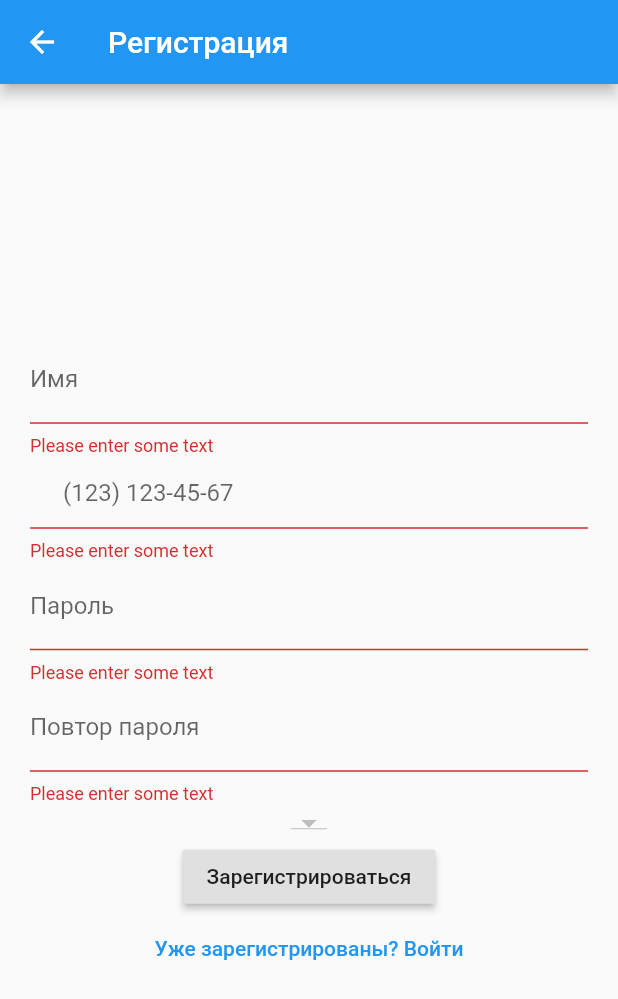
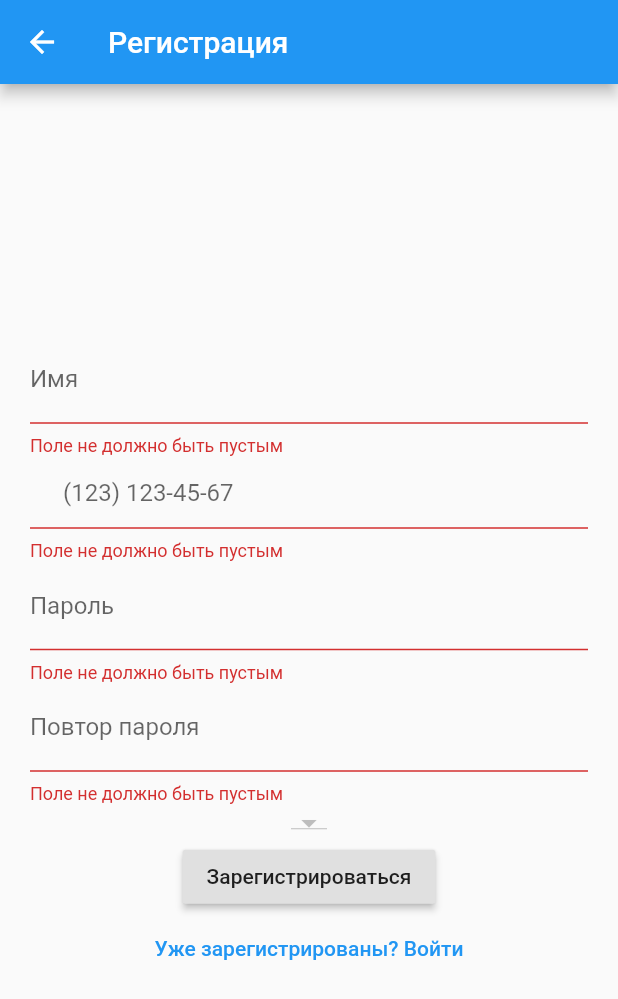
Before and after one commit to demkogit/bb, a Flutter app: the RegistrationPage screen opened by its route, after a tap on "Зарегистрироваться", on a phone screen of 412 x 824 dp. Shown: the top 999 px of the screen. Run offline on Flutter 3.47's test engine with Material 2 defaults, Android fonts, the phone set to English and light mode, and no system bars; our stand-ins replace cached_network_image, device_info, flutter_spinkit, marquee, mask_text_input_formatter, rxdart and 2 more; missing offline and left inert: flutter_emoji; accounts and stored records are empty; network calls fail.

Commit message:
bugs fix

```diff
--- a/lib/main.dart
+++ b/lib/main.dart
@@ -34,6 +34,7 @@ class MyAppState extends State<MyApp> {
         ChangeNotifierProvider<ProductCounter>.value(value: ProductCounter())
       ],
       child: MaterialApp(
+        debugShowCheckedModeBanner: false,
         routes: <String, WidgetBuilder>{
           '/Home': (BuildContext context) => App(),
           '/Login': (BuildContext context) => LoginPage(),
--- a/lib/pages/LoginPage.dart
+++ b/lib/pages/LoginPage.dart
@@ -29,7 +29,8 @@ class _LoginPageState extends State<LoginPage> {
 
   @override
   Widget build(BuildContext context) {
-    var textEditingController = TextEditingController();
+    var phoneController = TextEditingController();
+    var passController = TextEditingController();
     var maskTextInputFormatter = MaskTextInputFormatter(
         mask: "(###) ###-##-##", filter: {"#": RegExp(r'[0-9]')});
 
@@ -64,12 +65,12 @@ class _LoginPageState extends State<LoginPage> {
                   // ),
                   TextFormField(
                     validator: (value) {
-                      if (value.isEmpty) return 'Please enter some text';
+                      if (value.isEmpty) return 'Поле не должно быть пустым';
                       if (maskTextInputFormatter.getUnmaskedText().length != 10)
                         return 'Неверный формат номера';
                       return null;
                     },
-                    //controller: textEditingController,
+                    controller: phoneController,
                     inputFormatters: [maskTextInputFormatter],
                     autocorrect: false,
                     keyboardType: TextInputType.phone,
@@ -84,22 +85,25 @@ class _LoginPageState extends State<LoginPage> {
                     ),
                   ),
                   TextFormField(
+                    controller: passController,
                     obscureText: true,
                     decoration: InputDecoration(labelText: 'Пароль'),
                     validator: (value) {
                       if (value.isEmpty) {
-                        return 'Please enter some text';
+                        return 'Поле не должно быть пустым';
                       }
                       return null;
                     },
-                    onChanged: (value) {
-                      setState(() {
-                        _pass = value;
-                      });
-                    },
+                    // onChanged: (value) {
+                    //   setState(() {
+                    //     _pass = value;
+                    //   });
+                    // },
                   ),
                   RaisedButton(
                     onPressed: () {
+                      print('phone $_phone');
+                      print('text ${maskTextInputFormatter.getUnmaskedText()}');
                       if (_formKey.currentState.validate()) {
                         Api.authorization(PostBody(
                                 data: Api.makeData(
--- a/lib/pages/RegistrationPage.dart
+++ b/lib/pages/RegistrationPage.dart
@@ -3,8 +3,10 @@ import 'dart:convert';
 import 'package:bb/PostBody.dart';
 import 'package:flutter/material.dart';
 import 'package:mask_text_input_formatter/mask_text_input_formatter.dart';
+import 'package:shared_preferences/shared_preferences.dart';
 
 import '../Api.dart';
+import '../UserData.dart';
 import '../device.dart';
 import 'LoginPage.dart';
 
@@ -47,7 +49,10 @@ class _RegistrationPageState extends State<RegistrationPage> {
 
   @override
   Widget build(BuildContext context) {
-    var textEditingController = TextEditingController();
+    var phoneController = TextEditingController();
+    var nameController = TextEditingController();
+    var passController = TextEditingController();
+    var passRepeatController = TextEditingController();
     var maskTextInputFormatter = MaskTextInputFormatter(
         mask: "(###) ###-##-##", filter: {"#": RegExp(r'[0-9]')});
 
@@ -68,30 +73,31 @@ class _RegistrationPageState extends State<RegistrationPage> {
                 children: <Widget>[
                   Center(
                     child: TextFormField(
+                      controller: nameController,
                       decoration: InputDecoration(labelText: 'Имя'),
                       validator: (value) {
                         if (value.isEmpty) {
-                          return 'Please enter some text';
+                          return 'Поле не должно быть пустым';
                         }
                         return null;
                       },
-                      onChanged: (value) {
-                        setState(() {
-                          _name = value;
-                        });
-                      },
+                      // onChanged: (value) {
+                      //   setState(() {
+                      //     _name = value;
+                      //   });
+                      // },
                     ),
                   ),
                   TextFormField(
                     validator: (value) {
-                      if (value.isEmpty) return 'Please enter some text';
+                      if (value.isEmpty) return 'Поле не должно быть пустым';
                       if (maskTextInputFormatter.getUnmaskedText().length !=
                           10) {
                         return 'Неверный формат номера';
                       }
                       return null;
                     },
-                    //controller: textEditingController,
+                    controller: phoneController,
                     inputFormatters: [maskTextInputFormatter],
                     autocorrect: false,
                     keyboardType: TextInputType.phone,
@@ -123,32 +129,36 @@ class _RegistrationPageState extends State<RegistrationPage> {
                   //   },
                   // ),
                   TextFormField(
+                    controller: passController,
                     decoration: InputDecoration(labelText: 'Пароль'),
                     obscureText: true,
                     validator: (value) {
-                      if (value.isEmpty) return 'Please enter some text';
-                      if (value != _passRepeat) return 'Пароли не совпадают';
+                      if (value.isEmpty) return 'Поле не должно быть пустым';
+                      if (value != passRepeatController.text)
+                        return 'Пароли не совпадают';
                       return null;
                     },
-                    onChanged: (value) {
-                      setState(() {
-                        _pass = value;
-                      });
-                    },
+                    // onChanged: (value) {
+                    //   setState(() {
+                    //     _pass = value;
+                    //   });
+                    // },
                   ),
                   TextFormField(
+                    controller: passRepeatController,
                     decoration: InputDecoration(labelText: 'Повтор пароля'),
                     obscureText: true,
                     validator: (value) {
-                      if (value.isEmpty) return 'Please enter some text';
-                      if (value != _pass) return 'Пароли не совпадают';
+                      if (value.isEmpty) return 'Поле не должно быть пустым';
+                      if (value != passController.text)
+                        return 'Пароли не совпадают';
                       return null;
                     },
-                    onChanged: (value) {
-                      setState(() {
-                        _passRepeat = value;
-                      });
-                    },
+                    // onChanged: (value) {
+                    //   setState(() {
+                    //     _passRepeat = value;
+                    //   });
+                    // },
                   ),
                   DropdownButton<Map<String, dynamic>>(
                     value: _selectedLocation,
@@ -173,8 +183,8 @@ class _RegistrationPageState extends State<RegistrationPage> {
                                         maskTextInputFormatter
                                             .getUnmaskedText(),
                                     _token,
-                                    _pass),
-                                name: _name,
+                                    passController.text),
+                                name: nameController.text,
                                 uid: device.deviceData['uid'],
                                 deviceName: device.deviceData['deviceName'],
                                 system: device.deviceData['system'],
@@ -183,7 +193,8 @@ class _RegistrationPageState extends State<RegistrationPage> {
                             .then(
                           (value) {
                             //проверка ответа
-                            if (json.decode(value)['error']) {
+                            var jsonVal = json.decode(value);
+                            if (jsonVal['error']) {
                               _scaffoldKey.currentState.showSnackBar(SnackBar(
                                 content: Text(
                                     json.decode(value)['errorDescription']),
@@ -191,6 +202,10 @@ class _RegistrationPageState extends State<RegistrationPage> {
                               ));
                             } else {
                               // тут нужно сохранить данные о пользователе и возвращаться на страницу логина
+                              UserData data = UserData();
+                              data.setId(jsonVal['result']['id']);
+                              data.setName(jsonVal['result']['name']);
+                              _saveUserData();
 
                               Navigator.pop(context);
                             }
@@ -217,4 +232,15 @@ class _RegistrationPageState extends State<RegistrationPage> {
       ),
     );
   }
+
+  _saveUserData() async {
+    // SharedPreferences prefs = await SharedPreferences.getInstance();
+    // await prefs.setString('user', UserData().toJson().toString());
+
+    SharedPreferences prefs = await SharedPreferences.getInstance();
+    Map<String, dynamic> asd = {"_id": UserData().id, "_name": UserData().name};
+
+    await prefs.setString('user', json.encode(asd));
+    print(await prefs.getString('user'));
+  }
 }
```
Also changed, not shown: lib/pages/ShoppingCartPage.dart (+1 -11 lines).
